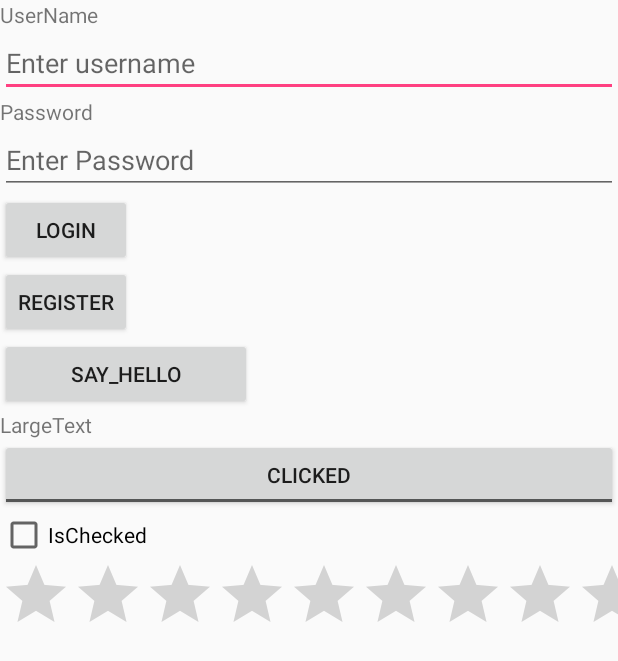
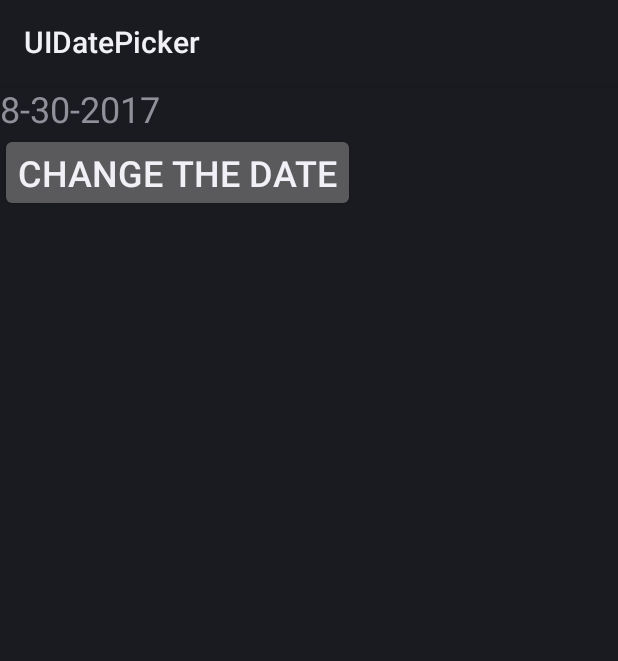
Before and after one commit to johnnash87/My_Mobile_App, an Android app: the screen it shows after launch (MainActivity before the commit, DatePickerActivity after it), on a phone screen of 412 x 824 dp. Shown: the top 661 px of the screen. Run offline under Robolectric (Android 15) with nearby library versions, the phone set to English and light mode, and no system bars.

Commit message:
updating web app

```diff
--- /dev/null
+++ b/UIDatePicker/app/src/main/java/course/examples/ui/datepicker/DatePickerActivity.java
@@ -0,0 +1,84 @@
+package course.examples.ui.datepicker;
+
+import java.util.Calendar;
+
+import android.app.Activity;
+import android.app.DatePickerDialog;
+import android.app.Dialog;
+import android.os.Bundle;
+import android.view.View;
+import android.widget.Button;
+import android.widget.DatePicker;
+import android.widget.TextView;
+
+// This application uses some deprecated methods.
+// See UIDatePickerFragmentActivity for a more modern version of this application
+
+public class DatePickerActivity extends Activity {
+
+	private TextView mDateDisplay;
+	private Button mPickDate;
+	private int mYear;
+	private int mMonth;
+	private int mDay;
+
+	static final int DATE_DIALOG_ID = 0;
+
+	// The callback received when the user "sets" the date in the Dialog
+	private DatePickerDialog.OnDateSetListener mDateSetListener = new DatePickerDialog.OnDateSetListener() {
+
+		public void onDateSet(DatePicker view, int year, int monthOfYear,
+				int dayOfMonth) {
+			mYear = year;
+			mMonth = monthOfYear;
+			mDay = dayOfMonth;
+			updateDisplay();
+		}
+	};
+
+	@Override
+	public void onCreate(Bundle savedInstanceState) {
+		super.onCreate(savedInstanceState);
+		setContentView(R.layout.main);
+
+		// Capture our View elements
+		mDateDisplay = (TextView) findViewById(R.id.dateDisplay);
+		mPickDate = (Button) findViewById(R.id.pickDate);
+
+		// Set an OnClickListener on the Change The Date Button
+		mPickDate.setOnClickListener(new View.OnClickListener() {
+			@SuppressWarnings("deprecation")
+			public void onClick(View v) {
+				showDialog(DATE_DIALOG_ID);
+			}
+		});
+
+		// Get the current date
+		final Calendar c = Calendar.getInstance();
+		mYear = c.get(Calendar.YEAR);
+		mMonth = c.get(Calendar.MONTH);
+		mDay = c.get(Calendar.DAY_OF_MONTH);
+
+		// Display the current date
+		updateDisplay();
+	}
+
+	// Update the date in the TextView
+	private void updateDisplay() {
+		mDateDisplay.setText(new StringBuilder()
+				// Month is 0 based so add 1
+				.append(mMonth + 1).append("-").append(mDay).append("-")
+				.append(mYear).append(" "));
+	}
+
+	// Create and return DatePickerDialog
+	@Override
+	protected Dialog onCreateDialog(int id) {
+		switch (id) {
+		case DATE_DIALOG_ID:
+			return new DatePickerDialog(this, mDateSetListener, mYear, mMonth,
+					mDay);
+		}
+		return null;
+	}
+}
--- /dev/null
+++ b/UIDatePicker/app/src/main/res/layout/main.xml
@@ -0,0 +1,21 @@
+<?xml version="1.0" encoding="utf-8"?>
+<LinearLayout xmlns:android="http://schemas.android.com/apk/res/android"
+    android:layout_width="wrap_content"
+    android:layout_height="wrap_content"
+    android:orientation="vertical" >
+
+    <TextView
+        android:id="@+id/dateDisplay"
+        android:layout_width="wrap_content"
+        android:layout_height="wrap_content"
+        android:text=""
+        android:textSize="24sp" />
+
+    <Button
+        android:id="@+id/pickDate"
+        android:layout_width="wrap_content"
+        android:layout_height="wrap_content"
+        android:text="@string/change_the_date_string"
+        android:textSize="24sp" />
+
+</LinearLayout>
--- /dev/null
+++ b/UIDatePicker/app/src/main/res/values/strings.xml
@@ -0,0 +1,5 @@
+<?xml version="1.0" encoding="utf-8"?>
+<resources>
+    <string name="app_name">UIDatePicker</string>
+    <string name="change_the_date_string">Change the date</string>
+</resources>
--- /dev/null
+++ b/UIDatePicker/settings.gradle
@@ -0,0 +1 @@
+include ':app'
--- a/app/src/main/java/ie/a10358323mydbs/my_mobile_app/MainActivity.java
+++ b/app/src/main/java/ie/a10358323mydbs/my_mobile_app/MainActivity.java
@@ -20,7 +20,11 @@ import org.w3c.dom.Text;
 
 import java.util.Random;
 
+
+
 public class MainActivity extends AppCompatActivity {
+
+    //     allow user to select date/>time they like to be notified with date/timepicker"
 
     @Override
     protected void onCreate(Bundle savedInstanceState) {
--- a/app/src/main/res/values/strings.xml
+++ b/app/src/main/res/values/strings.xml
@@ -14,4 +14,7 @@
     <string name="say_clicked">Clicked</string>
     <string name="not_clicked">Not Clicked</string>
     <string name="is_checked">Checked</string>
+    <string name="change_the_time_string">Change the time</string>
+    <string name="change_the_date_string">Change the date</string>
+
 </resources>
```
Also changed, not shown: UIDatePicker/app/build.gradle (added, +19 -0 lines), UIDatePicker/app/src/main/AndroidManifest.xml (added, +26 -0 lines), UIDatePicker/build.gradle (added, +15 -0 lines), app/src/main/res/layout/loginscreen.xml (+38 -8 lines), UIDatePicker/app/src/main/res/drawable-hdpi/ic_launcher.png (added), UIDatePicker/app/src/main/res/drawable-mdpi/ic_launcher.png (added), UIDatePicker/app/src/main/res/drawable-xhdpi/ic_launcher.png (added), UIDatePicker/app/src/main/res/drawable-xxhdpi/ic_launcher.png (added), UIDatePicker/gradle/wrapper/gradle-wrapper.properties (added), 33 other files.
